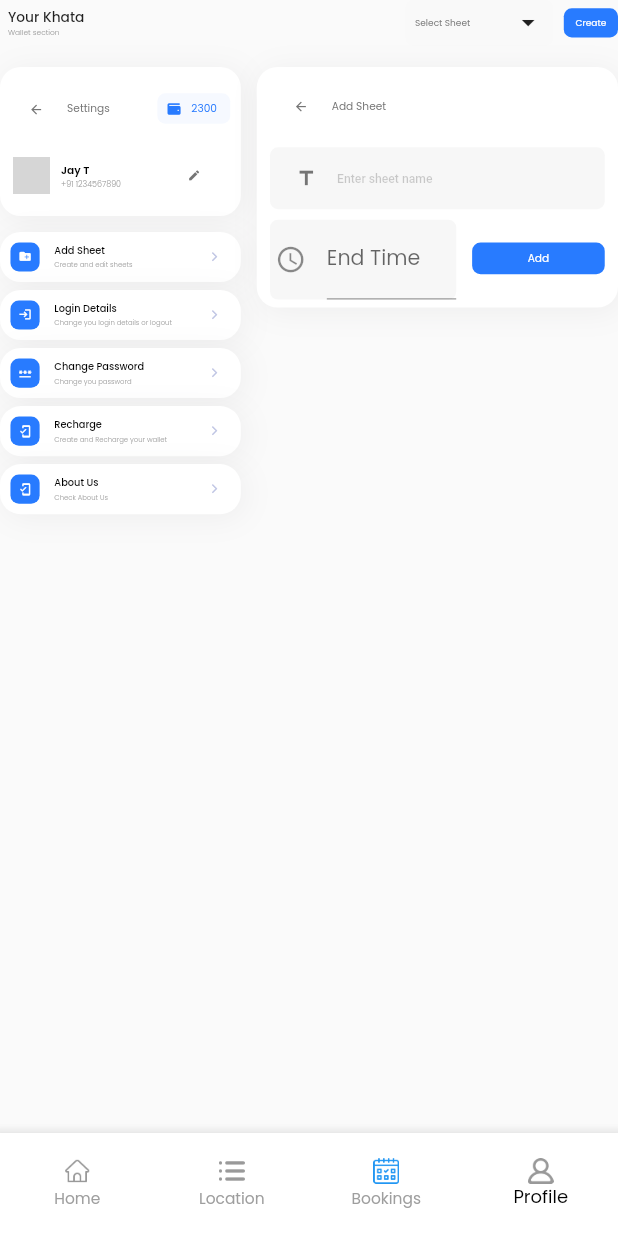
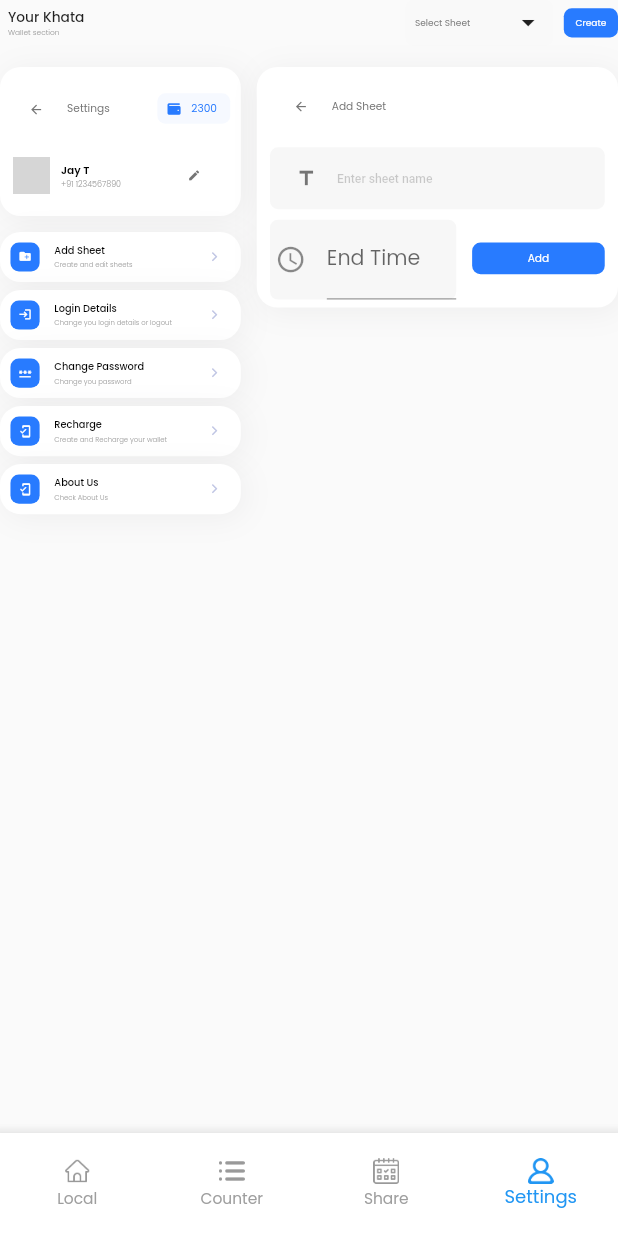
Before and after one commit to shrawank039/ms_sheet, a Flutter app: the screen it shows after launch, item 4 of the bottom bar chosen, on a phone screen of 412 x 824 dp. Run offline on Flutter 3.47's test engine with Material 2 defaults, Android fonts, the phone set to English and light mode, and no system bars; drawn by our look-alikes of date_time_picker; our stand-ins replace dropdown_button2, firebase_auth, flutter_smart_dialog, flutter_svg, font_awesome_flutter, google_fonts and 6 more; accounts and stored records are empty; network calls fail; Roboto replaces fonts that are missing (Arial); grey boxes are pictures that could not be loaded.

```diff
--- a/lib/widgets/bottom_navigation_widget.dart
+++ b/lib/widgets/bottom_navigation_widget.dart
@@ -1,12 +1,9 @@
-/*
-* File : Bottom Navigation widget
-* Version : 1.0.0
-* Description :
-* */
-
 import 'package:flutter/material.dart';
 import 'package:ms_sheet/ui/screens/home/mobile_main_home.dart';
 import 'package:ms_sheet/ui/screens/home/pages/settings.dart';
+import 'package:ms_sheet/ui/screens/home/pages/share_history.dart';
+
+import '../ui/screens/home/pages/Counters.dart';
 
 class BottomNavigationWidget extends StatefulWidget {
   @override
@@ -23,8 +20,8 @@ class _BottomNavigationWidgetState extends State<BottomNavigationWidget> {
 
   List<Widget> screens() => [
         MobileHome(),
-        Settings(),
-        Settings(),
+        Counters(),
+        ShareHistory(),
         Settings(),
       ];
 
@@ -41,15 +38,16 @@ class _BottomNavigationWidgetState extends State<BottomNavigationWidget> {
             /*----------- Build Bottom Navigation Tab here ---------------*/
             currentIndex: _currentIndex,
             backgroundColor: Colors.white,
-            selectedIconTheme: IconThemeData(color: Colors.grey),
-            selectedItemColor: Colors.black,
+            selectedIconTheme:
+                IconThemeData(color: Theme.of(context).colorScheme.secondary),
+            selectedItemColor: Theme.of(context).colorScheme.secondary,
             unselectedIconTheme: IconThemeData(color: Colors.grey),
             unselectedItemColor: Colors.grey,
             type: BottomNavigationBarType.fixed,
             onTap: onTapped,
             items: [
               BottomNavigationBarItem(
-                label: 'Home',
+                label: 'Local',
                 icon: Image.asset(
                   "assets/home.png",
                   color: _currentIndex == 0
@@ -57,11 +55,11 @@ class _BottomNavigationWidgetState extends State<BottomNavigationWidget> {
                       : Color.fromRGBO(153, 153, 153, 1),
                   height: 20,
                 ),
-                tooltip: 'Home',
+                tooltip: 'Local',
               ),
               BottomNavigationBarItem(
-                label: 'Location',
-                tooltip: 'Location',
+                label: 'Counter',
+                tooltip: 'Counter',
                 icon: Image.asset(
                   "assets/categories.png",
                   color: _currentIndex == 1
@@ -71,26 +69,26 @@ class _BottomNavigationWidgetState extends State<BottomNavigationWidget> {
                 ),
               ),
               BottomNavigationBarItem(
-                label: 'Bookings',
-                tooltip: 'Bookings',
+                label: 'Share',
+                tooltip: 'Share',
                 icon: Image.asset(
                   "assets/booking.png",
-                  color: _currentIndex == 3
+                  color: _currentIndex == 2
                       ? Theme.of(context).colorScheme.secondary
                       : Color.fromRGBO(153, 153, 153, 1),
                   height: 20,
                 ),
               ),
               BottomNavigationBarItem(
-                  label: 'Profile',
+                  label: 'Settings',
                   icon: Image.asset(
                     "assets/profile.png",
-                    color: _currentIndex == 4
+                    color: _currentIndex == 3
                         ? Theme.of(context).colorScheme.secondary
                         : Color.fromRGBO(153, 153, 153, 1),
                     height: 20,
                   ),
-                  tooltip: 'Profile')
+                  tooltip: 'Settings')
             ],
           ),
         ),
```
